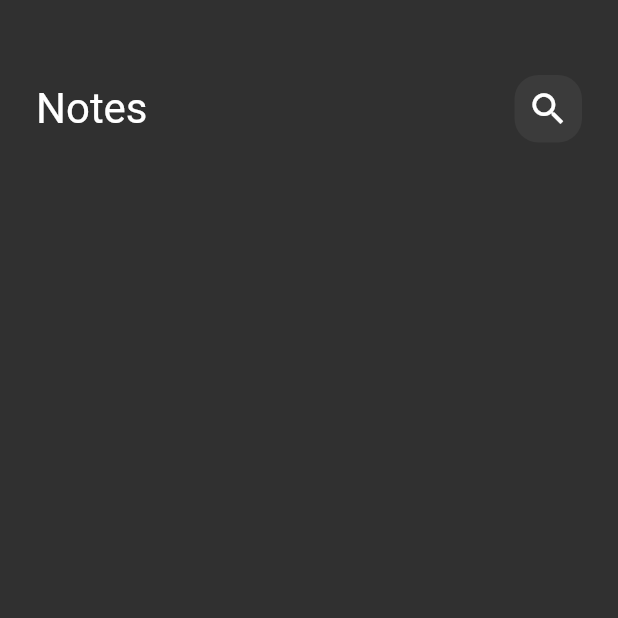
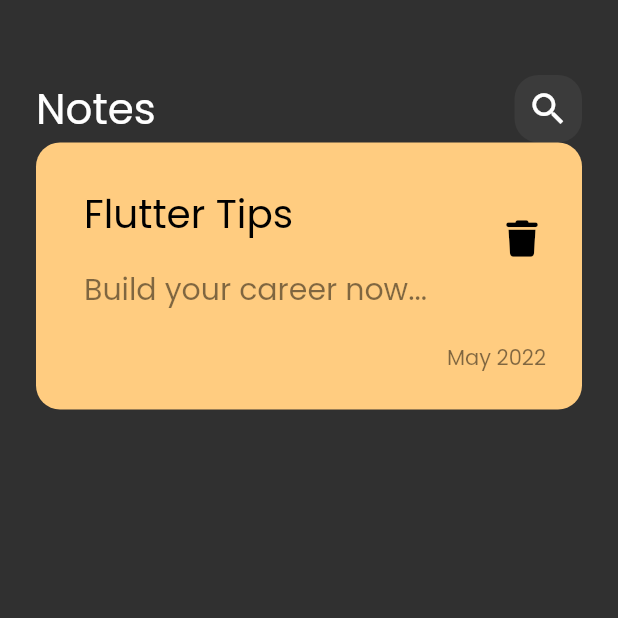
Before and after one commit to YoussefM50/notes_app_hive, a Flutter app: the screen it shows after launch, on a phone screen of 412 x 824 dp, the top half of it. Run offline on Flutter 3.47's test engine with Material 2 defaults, Android fonts, the phone set to English and light mode, and no system bars; our stand-ins replace font_awesome_flutter.

Commit message:
create custom note item

```diff
--- a/lib/main.dart
+++ b/lib/main.dart
@@ -11,11 +11,9 @@ class NotesApp extends StatelessWidget {
   @override
   Widget build(BuildContext context) {
     return MaterialApp(
-      theme: ThemeData(
-        brightness: Brightness.dark,
-      ),
+      theme: ThemeData(brightness: Brightness.dark, fontFamily: 'Poppins'),
       debugShowCheckedModeBanner: false,
-      home:const NotesView(),
+      home: const NotesView(),
     );
   }
 }
--- /dev/null
+++ b/lib/views/widgets/custom_note_item.dart
@@ -0,0 +1,46 @@
+import 'package:flutter/material.dart';
+import 'package:font_awesome_flutter/font_awesome_flutter.dart';
+
+class NoteItem extends StatelessWidget {
+  const NoteItem({super.key});
+
+  @override
+  Widget build(BuildContext context) {
+    return Container(
+      padding: const EdgeInsets.only(top: 24, bottom: 24, left: 16),
+      decoration: BoxDecoration(
+        color: const Color(0xffFFCC80),
+        borderRadius: BorderRadius.circular(16),
+      ),
+      child: Column(
+        crossAxisAlignment: CrossAxisAlignment.end,
+        children: [
+          ListTile(
+            title: const Text(
+              'Flutter Tips',
+              style: TextStyle(color: Colors.black, fontSize: 26),
+            ),
+            subtitle: Padding(
+              padding: const EdgeInsets.only(top: 16, bottom: 16),
+              child: Text('Build your career now...',
+                  style: TextStyle(
+                      color: Colors.black.withOpacity(0.5), fontSize: 20)),
+            ),
+            trailing: IconButton(
+                onPressed: () {},
+                icon: const Icon(
+                  FontAwesomeIcons.trash,
+                  color: Colors.black,
+                  size: 24,
+                )),
+          ),
+          Padding(
+            padding: const EdgeInsets.only(right: 24),
+            child: Text('May 2022',
+                style: TextStyle(color: Colors.black.withOpacity(0.5))),
+          )
+        ],
+      ),
+    );
+  }
+}
--- a/lib/views/widgets/notes_view_body.dart
+++ b/lib/views/widgets/notes_view_body.dart
@@ -1,5 +1,8 @@
 import 'package:flutter/material.dart';
+import 'package:font_awesome_flutter/font_awesome_flutter.dart';
 import 'package:notes_app_hive/views/widgets/custom_app_bar.dart';
+
+import 'custom_note_item.dart';
 
 class NotesViewBody extends StatelessWidget {
   const NotesViewBody({super.key});
@@ -14,6 +17,7 @@ class NotesViewBody extends StatelessWidget {
             height: 50,
           ),
           CustomAppBAr(),
+          NoteItem()
         ],
       ),
     );
```
Also changed, not shown: pubspec.yaml (+5 -12 lines), assets/fonts/Poppins-Regular.ttf (added), pubspec.lock.
